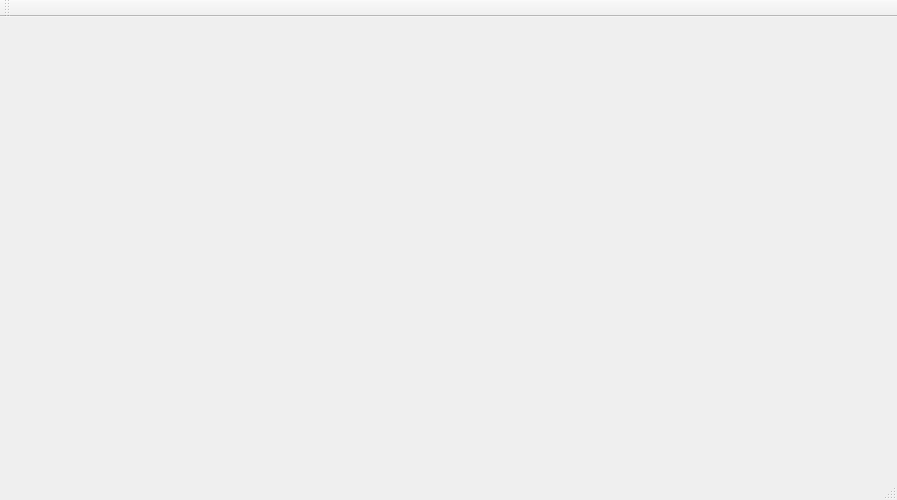
Qt form Projects/Qt_learning/Display_Window/mainwindow.ui (wty1990000/TY_repository) before a commit.
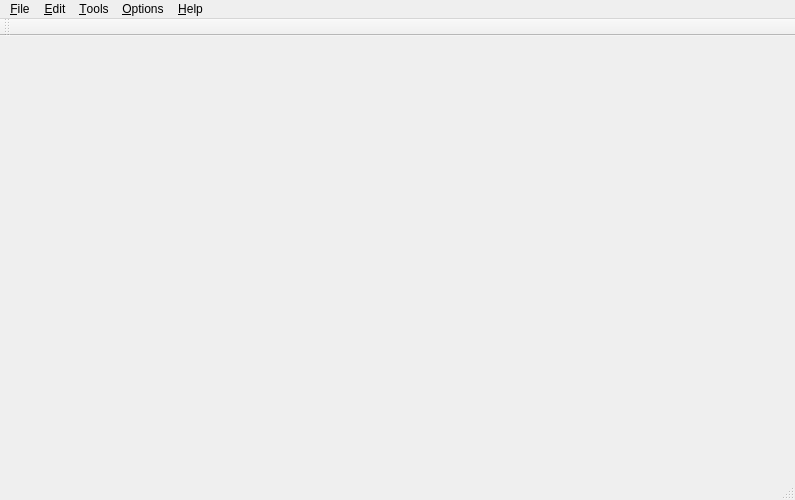
The same form after that commit.

The edit to the form file:
```diff
--- a/Projects/Qt_learning/Display_Window/mainwindow.ui
+++ b/Projects/Qt_learning/Display_Window/mainwindow.ui
@@ -6,7 +6,7 @@
    <rect>
     <x>0</x>
     <y>0</y>
-    <width>897</width>
+    <width>795</width>
     <height>500</height>
    </rect>
   </property>
@@ -19,10 +19,69 @@
     <rect>
      <x>0</x>
      <y>0</y>
-     <width>897</width>
+     <width>795</width>
      <height>21</height>
     </rect>
    </property>
+   <widget class="QMenu" name="menu_File">
+    <property name="title">
+     <string>&amp;File</string>
+    </property>
+    <addaction name="action_New"/>
+    <addaction name="action_Open"/>
+    <addaction name="action_Save"/>
+    <addaction name="actionSave_As"/>
+    <addaction name="separator"/>
+    <addaction name="separator"/>
+    <addaction name="actionE_xit"/>
+   </widget>
+   <widget class="QMenu" name="menu_Edit">
+    <property name="title">
+     <string>&amp;Edit</string>
+    </property>
+    <widget class="QMenu" name="menu_Select">
+     <property name="title">
+      <string>&amp;Select</string>
+     </property>
+     <addaction name="action_Row"/>
+     <addaction name="action_Column"/>
+     <addaction name="action_All"/>
+    </widget>
+    <addaction name="actionCu_t"/>
+    <addaction name="action_Copy"/>
+    <addaction name="action_Paste"/>
+    <addaction name="action_Delete"/>
+    <addaction name="menu_Select"/>
+    <addaction name="separator"/>
+    <addaction name="action_Find"/>
+    <addaction name="action_Go_to_Cell"/>
+   </widget>
+   <widget class="QMenu" name="menu_Tools">
+    <property name="title">
+     <string>&amp;Tools</string>
+    </property>
+    <addaction name="action_Recalculate"/>
+    <addaction name="action_Sort"/>
+   </widget>
+   <widget class="QMenu" name="menu_Options">
+    <property name="title">
+     <string>&amp;Options</string>
+    </property>
+    <addaction name="action_Show_Grid"/>
+    <addaction name="action_Aoto_recalculate"/>
+   </widget>
+   <widget class="QMenu" name="menu_Hellp">
+    <property name="title">
+     <string>&amp;Help</string>
+    </property>
+    <addaction name="action_About"/>
+    <addaction name="actionAbout_Qt"/>
+   </widget>
+   <addaction name="menu_File"/>
+   <addaction name="menu_Edit"/>
+   <addaction name="menu_Tools"/>
+   <addaction name="menu_Options"/>
+   <addaction name="menu_Hellp"/>
   </widget>
   <widget class="QToolBar" name="mainToolBar">
    <attribute name="toolBarArea">
```
Left out of the diff: 142 changed lines with no effect on the pictures.
